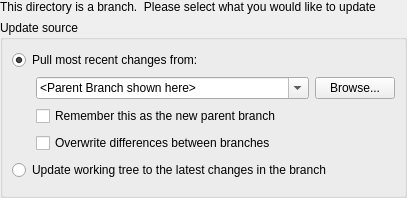
Before: the Qt Designer form ui/update_branch.ui in breezy-team/qbrz, drawn with Qt 5.
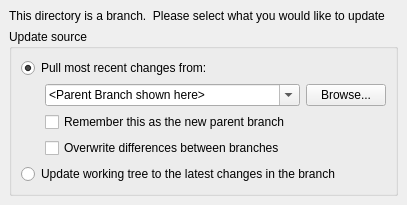
After: the same form once the commit is applied.

```diff
--- a/ui/update_branch.ui
+++ b/ui/update_branch.ui
@@ -11,7 +11,7 @@
   </property>
   <layout class="QVBoxLayout" name="verticalLayout_3" >
    <property name="margin" >
-    <number>0</number>
+    <number>9</number>
    </property>
    <item>
     <widget class="QLabel" name="label" >
```
Left out of the diff: 70 changed lines with no effect on the pictures.
